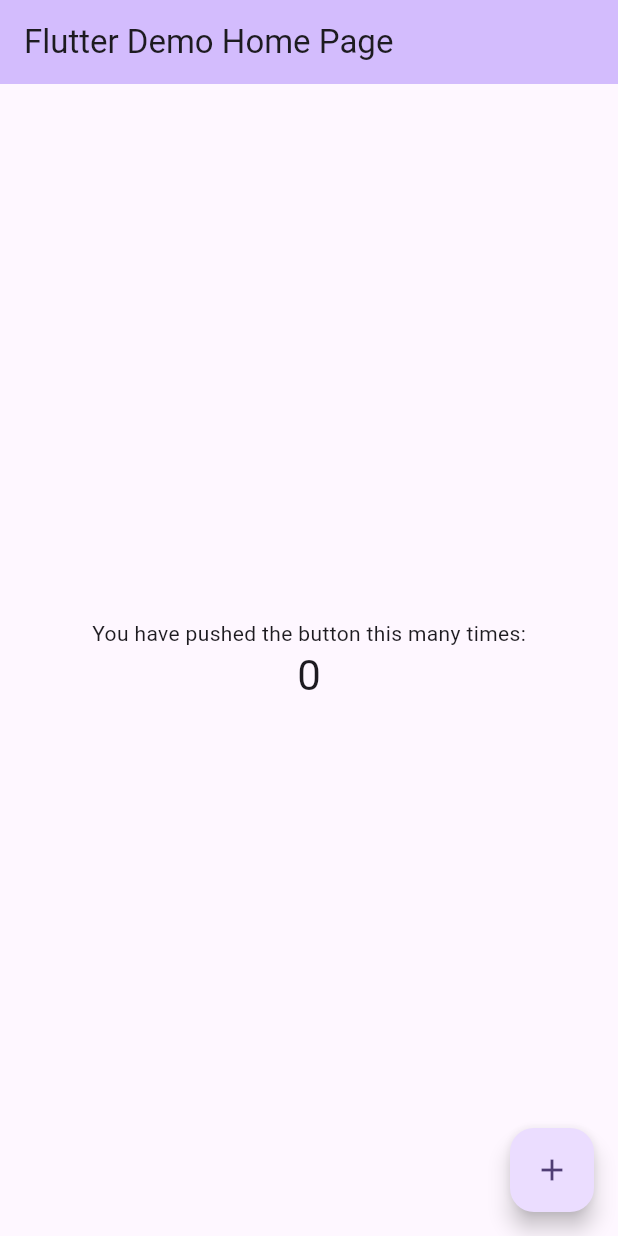
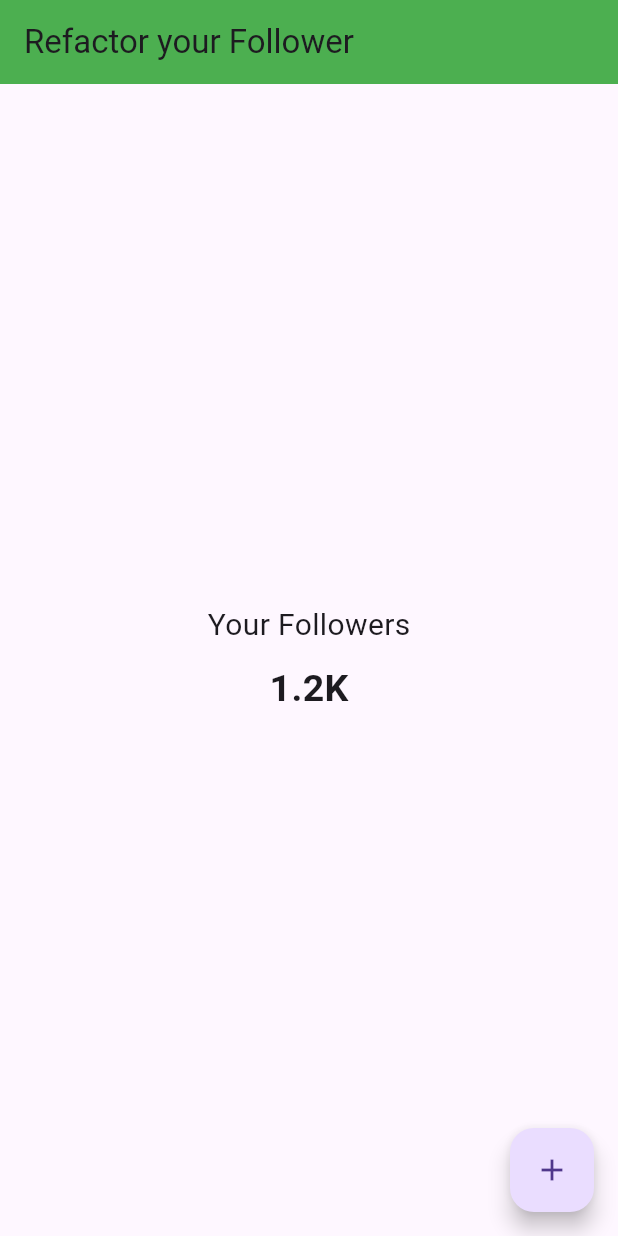
Before and after one commit to keyurpatel01/Tops, a Flutter app: the screen it shows after launch, on a phone screen of 412 x 824 dp. Run offline on Flutter 3.47's test engine with Material 3 defaults, Android fonts, the phone set to English and light mode, and no system bars.

Commit message:
Stateless and Stateful Widgets

```diff
--- /dev/null
+++ b/Assignment/Flutter/flutter_assignment/lib/S2P5.dart
@@ -0,0 +1,64 @@
+/*
+  Refactor your FollowerCountWidget to display a SnackBar message 'Milestone reached!'
+   whenever the follower count crosses 10,000, updating the UI accordingly.
+*/
+import 'package:flutter/material.dart';
+
+class S2P5 extends StatefulWidget {
+  const S2P5({super.key});
+
+  @override
+  State<S2P5> createState() => _S2P5State();
+}
+
+int followers = 1200;
+int count = 0;
+
+String increaseFollowers(int count) {
+  if (count >= 1000) {
+    return "${(count / 1000).toStringAsFixed(1)}K";
+  }
+  return count.toString();
+}
+
+class _S2P5State extends State<S2P5> {
+  @override
+  Widget build(BuildContext context) {
+    void showMessage() {
+      ScaffoldMessenger.of(
+        context,
+      ).showSnackBar(SnackBar(content: Text('Milestone reached!')));
+    }
+
+    return Scaffold(
+      appBar: AppBar(
+        title: const Text('Refactor your Follower'),
+        backgroundColor: Colors.green,
+      ),
+      body: Center(
+        child: Column(
+          mainAxisAlignment: MainAxisAlignment.center,
+          children: [
+            const Text('Your Followers', style: TextStyle(fontSize: 20)),
+            const SizedBox(height: 10),
+            Text(
+              increaseFollowers(followers),
+              style: const TextStyle(fontSize: 25, fontWeight: FontWeight.bold),
+            ),
+          ],
+        ),
+      ),
+      floatingActionButton: FloatingActionButton(
+        onPressed: () {
+          setState(() {
+            followers += 1000;
+          });
+          if (followers >= 10000 && followers <= 11000) {
+            showMessage();
+          }
+        },
+        child: const Icon(Icons.add),
+      ),
+    );
+  }
+}
--- a/Assignment/Flutter/flutter_assignment/lib/main.dart
+++ b/Assignment/Flutter/flutter_assignment/lib/main.dart
@@ -1,122 +1,14 @@
 import 'package:flutter/material.dart';
 
+import 'package:flutter_assignment/S2P5.dart';
+
 void main() {
-  runApp(const MyApp());
+  runApp(App());
 }
 
-class MyApp extends StatelessWidget {
-  const MyApp({super.key});
-
-  // This widget is the root of your application.
+class App extends StatelessWidget {
   @override
   Widget build(BuildContext context) {
-    return MaterialApp(
-      title: 'Flutter Demo',
-      theme: ThemeData(
-        // This is the theme of your application.
-        //
-        // TRY THIS: Try running your application with "flutter run". You'll see
-        // the application has a purple toolbar. Then, without quitting the app,
-        // try changing the seedColor in the colorScheme below to Colors.green
-        // and then invoke "hot reload" (save your changes or press the "hot
-        // reload" button in a Flutter-supported IDE, or press "r" if you used
-        // the command line to start the app).
-        //
-        // Notice that the counter didn't reset back to zero; the application
-        // state is not lost during the reload. To reset the state, use hot
-        // restart instead.
-        //
-        // This works for code too, not just values: Most code changes can be
-        // tested with just a hot reload.
-        colorScheme: .fromSeed(seedColor: Colors.deepPurple),
-      ),
-      home: const MyHomePage(title: 'Flutter Demo Home Page'),
-    );
+    return MaterialApp(home: S2P5(), debugShowCheckedModeBanner: false);
   }
 }
-
-class MyHomePage extends StatefulWidget {
-  const MyHomePage({super.key, required this.title});
-
-  // This widget is the home page of your application. It is stateful, meaning
-  // that it has a State object (defined below) that contains fields that affect
-  // how it looks.
-
-  // This class is the configuration for the state. It holds the values (in this
-  // case the title) provided by the parent (in this case the App widget) and
-  // used by the build method of the State. Fields in a Widget subclass are
-  // always marked "final".
-
-  final String title;
-
-  @override
-  State<MyHomePage> createState() => _MyHomePageState();
-}
-
-class _MyHomePageState extends State<MyHomePage> {
-  int _counter = 0;
-
-  void _incrementCounter() {
-    setState(() {
-      // This call to setState tells the Flutter framework that something has
-      // changed in this State, which causes it to rerun the build method below
-      // so that the display can reflect the updated values. If we changed
-      // _counter without calling setState(), then the build method would not be
-      // called again, and so nothing would appear to happen.
-      _counter++;
-    });
-  }
-
-  @override
-  Widget build(BuildContext context) {
-    // This method is rerun every time setState is called, for instance as done
-    // by the _incrementCounter method above.
-    //
-    // The Flutter framework has been optimized to make rerunning build methods
-    // fast, so that you can just rebuild anything that needs updating rather
-    // than having to individually change instances of widgets.
-    return Scaffold(
-      appBar: AppBar(
-        // TRY THIS: Try changing the color here to a specific color (to
-        // Colors.amber, perhaps?) and trigger a hot reload to see the AppBar
-        // change color while the other colors stay the same.
-        backgroundColor: Theme.of(context).colorScheme.inversePrimary,
-        // Here we take the value from the MyHomePage object that was created by
-        // the App.build method, and use it to set our appbar title.
-        title: Text(widget.title),
-      ),
-      body: Center(
-        // Center is a layout widget. It takes a single child and positions it
-        // in the middle of the parent.
-        child: Column(
-          // Column is also a layout widget. It takes a list of children and
-          // arranges them vertically. By default, it sizes itself to fit its
-          // children horizontally, and tries to be as tall as its parent.
-          //
-          // Column has various properties to control how it sizes itself and
-          // how it positions its children. Here we use mainAxisAlignment to
-          // center the children vertically; the main axis here is the vertical
-          // axis because Columns are vertical (the cross axis would be
-          // horizontal).
-          //
-          // TRY THIS: Invoke "debug painting" (choose the "Toggle Debug Paint"
-          // action in the IDE, or press "p" in the console), to see the
-          // wireframe for each widget.
-          mainAxisAlignment: .center,
-          children: [
-            const Text('You have pushed the button this many times:'),
-            Text(
-              '$_counter',
-              style: Theme.of(context).textTheme.headlineMedium,
-            ),
-          ],
-        ),
-      ),
-      floatingActionButton: FloatingActionButton(
-        onPressed: _incrementCounter,
-        tooltip: 'Increment',
-        child: const Icon(Icons.add),
-      ),
-    );
-  }
-}
```
Also changed, not shown: Assignment/Flutter/flutter_assignment/lib/S2P1.dart (added, +52 -0 lines), Assignment/Flutter/flutter_assignment/lib/S2P2.dart (added, +62 -0 lines), Assignment/Flutter/flutter_assignment/lib/S2P3.dart (added, +74 -0 lines), Assignment/Flutter/flutter_assignment/lib/S2P4.dart (added, +56 -0 lines), Assignment/Flutter/flutter_assignment/pubspec.yaml (+4 -53 lines), Assignment/Flutter/flutter_assignment/assets/images/tshirt.png (added).
